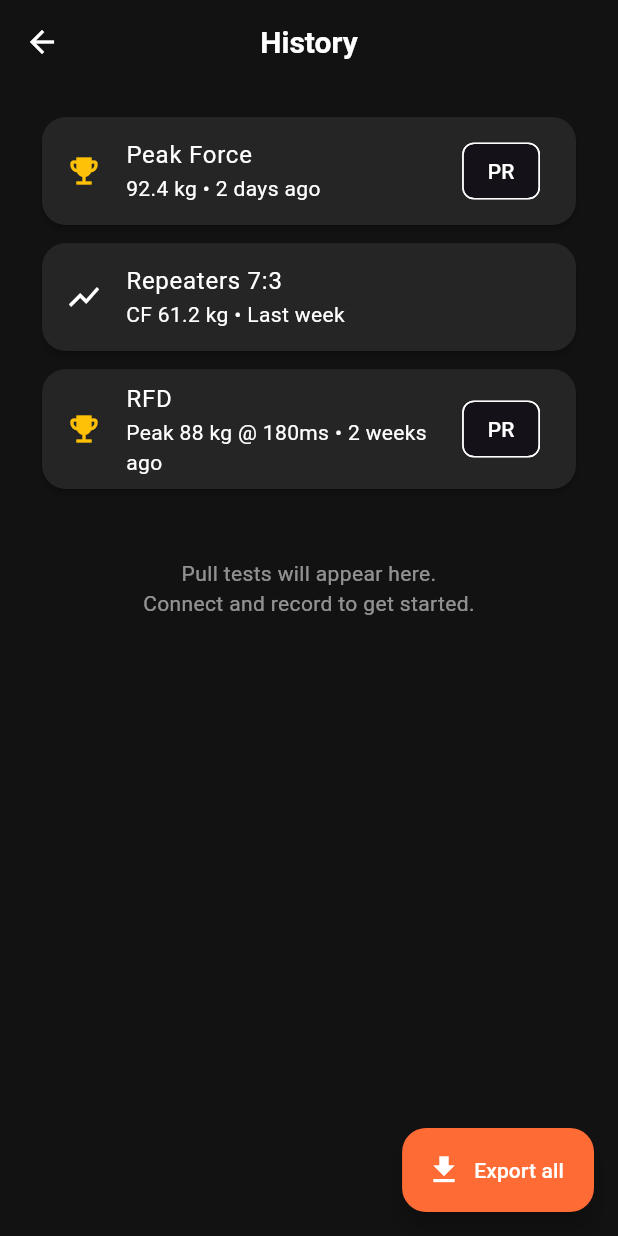
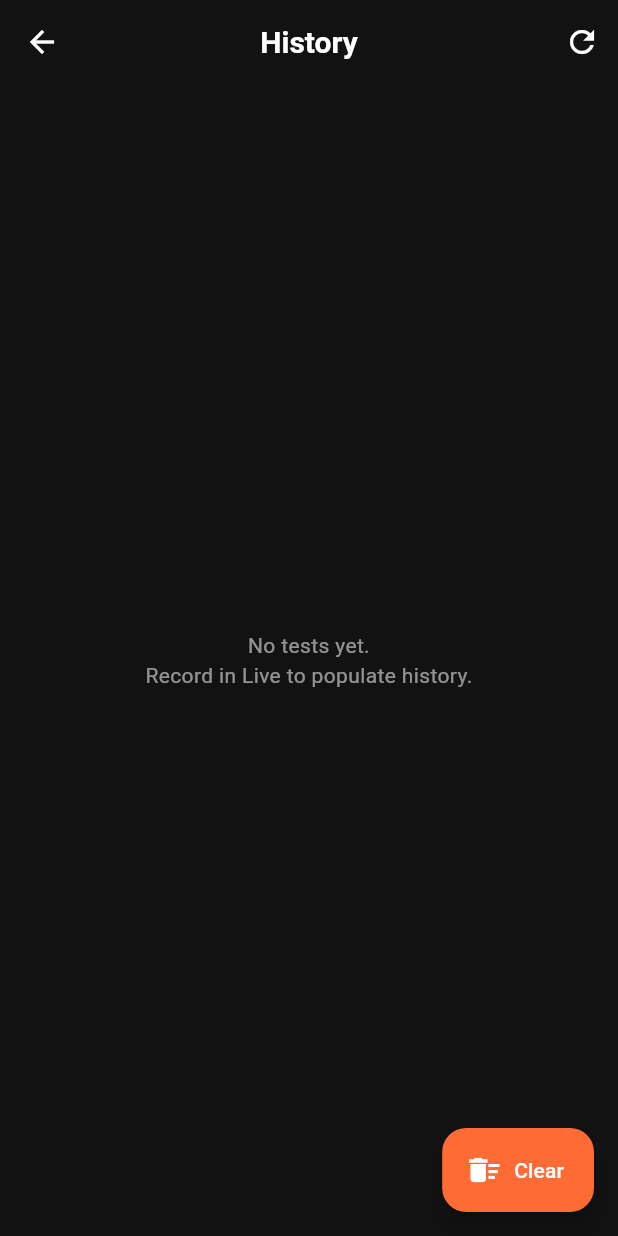
Before and after one commit to isyourbrainfoss/Progressor, a Flutter app: the HistoryScreen screen opened directly, on a phone screen of 412 x 824 dp. Run offline on Flutter 3.47's test engine with Material 3 defaults, Android fonts, the phone set to English and light mode, and no system bars; our stand-ins replace flutter_blue_plus, shared_preferences; accounts and stored records are empty.

Commit message:
feat: save/load tests, improved history, Nextcloud sync skeleton, better sensors
- TestStorage with shared prefs
- Live now saves PullTest on stop
- History loads real saved tests + PR indicators
- WebDAV client for Nextcloud sync (adaptable from Flowlog)
- Fixed BLE compile for flutter_blue_plus
- Builds and basic tests green

```diff
--- a/app/progressor/lib/screens/history_screen.dart
+++ b/app/progressor/lib/screens/history_screen.dart
@@ -1,47 +1,85 @@
 import 'package:flutter/material.dart';
+import 'package:progressor_core/progressor_core.dart';
 
-/// History of saved tests. Beautiful cards, filter, PRs.
-class HistoryScreen extends StatelessWidget {
+/// History of saved tests. Loads real saved PullTests.
+class HistoryScreen extends StatefulWidget {
   const HistoryScreen({super.key});
+
+  @override
+  State<HistoryScreen> createState() => _HistoryScreenState();
+}
+
+class _HistoryScreenState extends State<HistoryScreen> {
+  List<PullTest> _tests = [];
+  bool _loading = true;
+
+  @override
+  void initState() {
+    super.initState();
+    _load();
+  }
+
+  Future<void> _load() async {
+    final tests = await TestStorage().loadAll();
+    if (mounted) {
+      setState(() {
+        _tests = tests;
+        _loading = false;
+      });
+    }
+  }
 
   @override
   Widget build(BuildContext context) {
     return Scaffold(
-      appBar: AppBar(title: const Text('History')),
-      body: ListView(
-        padding: const EdgeInsets.all(16),
-        children: [
-          _buildDemoCard(context, 'Peak Force', '92.4 kg', '2 days ago', true),
-          _buildDemoCard(context, 'Repeaters 7:3', 'CF 61.2 kg', 'Last week', false),
-          _buildDemoCard(context, 'RFD', 'Peak 88 kg @ 180ms', '2 weeks ago', true),
-          const SizedBox(height: 40),
-          const Center(
-            child: Text(
-              'Pull tests will appear here.\nConnect and record to get started.',
-              textAlign: TextAlign.center,
-              style: TextStyle(color: Colors.white54),
-            ),
+      appBar: AppBar(
+        title: const Text('History'),
+        actions: [
+          IconButton(
+            icon: const Icon(Icons.refresh),
+            onPressed: _load,
           ),
         ],
       ),
+      body: _loading
+          ? const Center(child: CircularProgressIndicator())
+          : _tests.isEmpty
+              ? const Center(
+                  child: Text(
+                    'No tests yet.\nRecord in Live to populate history.',
+                    textAlign: TextAlign.center,
+                    style: TextStyle(color: Colors.white54),
+                  ),
+                )
+              : ListView.builder(
+                  padding: const EdgeInsets.all(16),
+                  itemCount: _tests.length,
+                  itemBuilder: (ctx, i) {
+                    final t = _tests[i];
+                    final peak = t.peakForceKg?.toStringAsFixed(1) ?? '?';
+                    final isPR = i == 0; // simplistic
+                    return Card(
+                      child: ListTile(
+                        leading: Icon(isPR ? Icons.emoji_events : Icons.show_chart, color: isPR ? Colors.amber : null),
+                        title: Text('${t.type.label} • $peak kg'),
+                        subtitle: Text('${t.startTime.toLocal().toString().substring(0,16)}  • ${t.samples.length} samples'),
+                        trailing: isPR ? const Chip(label: Text('PR')) : null,
+                        onTap: () {
+                          ScaffoldMessenger.of(ctx).showSnackBar(
+                            SnackBar(content: Text('Detail view for ${t.id} (extend with plots)')),
+                          );
+                        },
+                      ),
+                    );
+                  },
+                ),
       floatingActionButton: FloatingActionButton.extended(
-        onPressed: () {},
-        icon: const Icon(Icons.file_download),
-        label: const Text('Export all'),
-      ),
-    );
-  }
-
-  Widget _buildDemoCard(BuildContext ctx, String title, String metric, String when, bool isPR) {
-    return Card(
-      child: ListTile(
-        leading: Icon(isPR ? Icons.emoji_events : Icons.show_chart, color: isPR ? Colors.amber : null),
-        title: Text(title),
-        subtitle: Text('$metric • $when'),
-        trailing: isPR ? const Chip(label: Text('PR')) : null,
-        onTap: () {
-          ScaffoldMessenger.of(ctx).showSnackBar(SnackBar(content: Text('Open detail for $title (demo)')));
+        onPressed: () async {
+          await TestStorage().clear();
+          await _load();
         },
+        icon: const Icon(Icons.delete_sweep),
+        label: const Text('Clear'),
       ),
     );
   }
--- a/packages/progressor_core/lib/progressor_core.dart
+++ b/packages/progressor_core/lib/progressor_core.dart
@@ -1,3 +1,4 @@
 library progressor_core;
 
 export 'src/models/models.dart';
+export 'src/persistence/test_storage.dart';
```
Also changed, not shown: app/progressor/lib/screens/live_screen.dart (+17 -1 lines), packages/progressor_core/lib/src/persistence/test_storage.dart (added, +29 -0 lines), packages/progressor_core/lib/src/sync/webdav_client.dart (added, +74 -0 lines).
